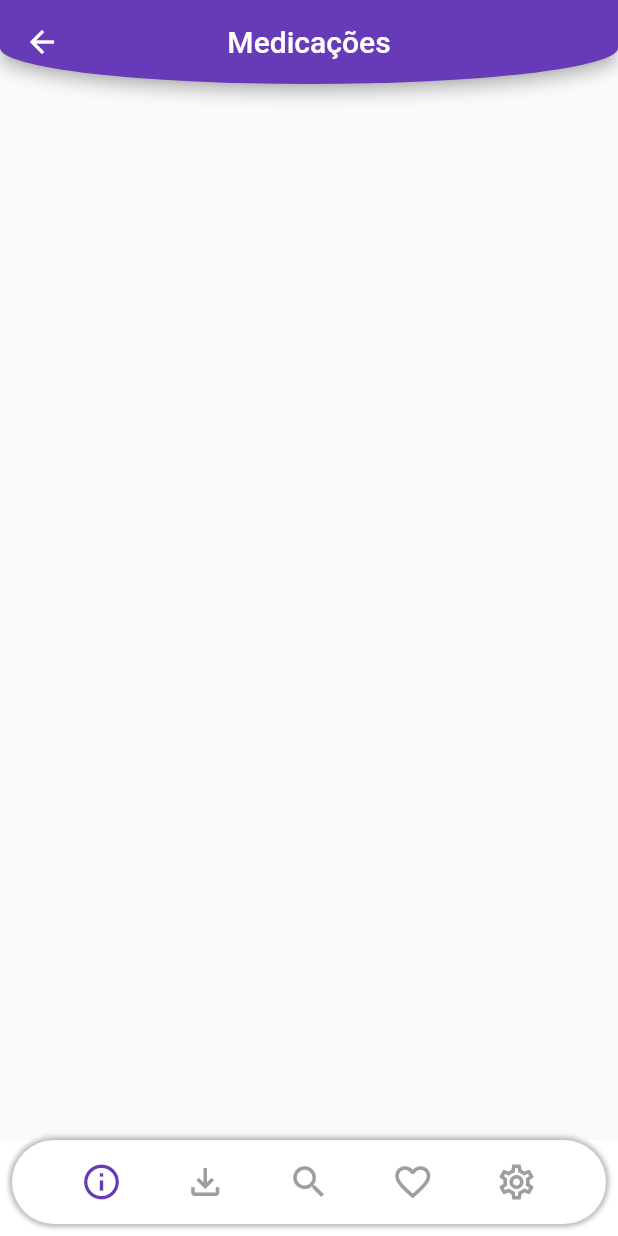
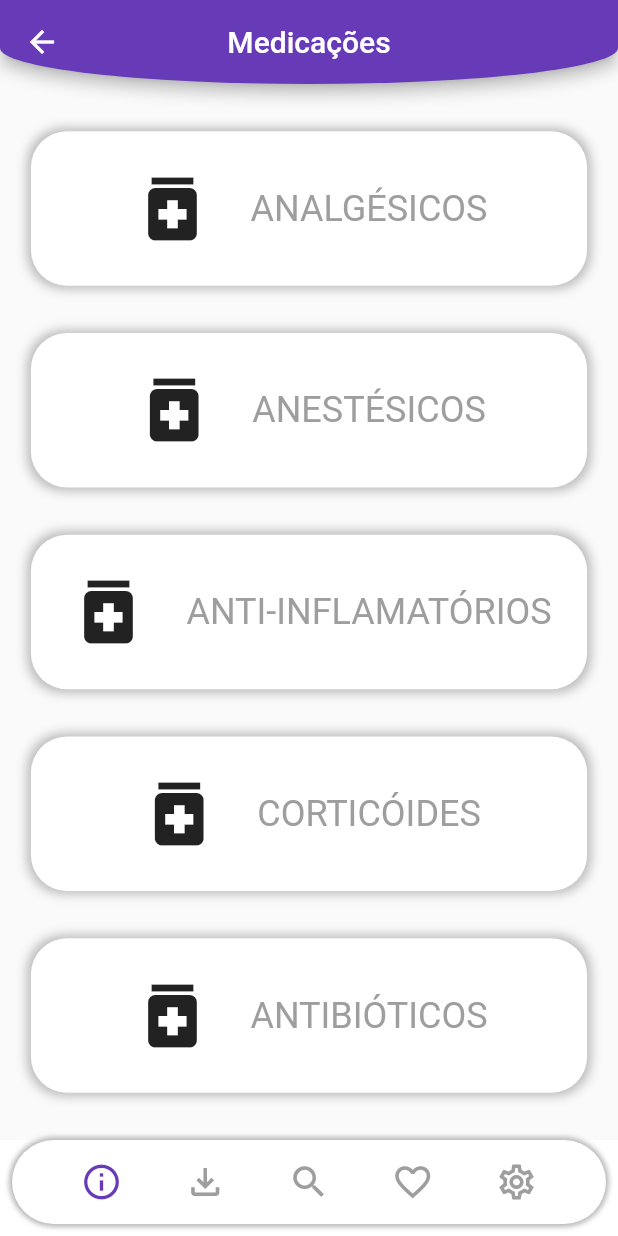
Before and after one commit to anselmoparente/Farmacoped, a Flutter app: the MainPage screen opened by its route, on a phone screen of 412 x 824 dp. Run offline on Flutter 3.47's test engine with Material 2 defaults, Android fonts, the light colour scheme and no system bars; our stand-ins replace get, smooth_page_indicator.

Commit message:
Update type medication page

```diff
--- a/lib/ui/main_page/main_page.dart
+++ b/lib/ui/main_page/main_page.dart
@@ -1,6 +1,6 @@
 import 'package:farmacoped/ui/downloaded_medication/downloaded_medication.dart';
 import 'package:farmacoped/ui/favorites_page/favorites_page.dart';
-import 'package:farmacoped/ui/medication_page/medication_page.dart';
+import 'package:farmacoped/ui/type_medication_page/type_medication_page.dart';
 import 'package:farmacoped/ui/search_page/search_page.dart';
 import 'package:flutter/material.dart';
 import 'package:get/get.dart';
@@ -20,7 +20,7 @@ class MainPage extends GetView<MainController> {
         controller: pageController,
         physics: const NeverScrollableScrollPhysics(),
         children: [
-          const MedicationPage(),
+          const TypeMedicationPage(),
           const DownloadedMedication(),
           const SearchPage(),
           const FavoritePage(),
--- a/lib/ui/medication_page/medication_page.dart
+++ /dev/null
@@ -1,22 +0,0 @@
-import 'package:flutter/material.dart';
-import 'package:get/get.dart';
-
-class MedicationPage extends StatelessWidget {
-  const MedicationPage({super.key});
-
-  @override
-  Widget build(BuildContext context) {
-    return Scaffold(
-      appBar: AppBar(
-        centerTitle: true,
-        title: const Text('Medicações'),
-        backgroundColor: Colors.deepPurple,
-        shape: RoundedRectangleBorder(
-          borderRadius: BorderRadius.vertical(
-            bottom: Radius.elliptical(Get.width, 48.0),
-          ),
-        ),
-      ),
-    );
-  }
-}
--- /dev/null
+++ b/lib/ui/type_medication_page/type_medication_page.dart
@@ -0,0 +1,61 @@
+import 'dart:developer';
+
+import 'package:farmacoped/ui/type_medication_page/widgets/type_medication.dart';
+import 'package:flutter/material.dart';
+import 'package:get/get.dart';
+
+class TypeMedicationPage extends StatelessWidget {
+  const TypeMedicationPage({super.key});
+
+  @override
+  Widget build(BuildContext context) {
+    return Scaffold(
+      appBar: AppBar(
+        centerTitle: true,
+        title: const Text('Medicações'),
+        backgroundColor: Colors.deepPurple,
+        shape: RoundedRectangleBorder(
+          borderRadius: BorderRadius.vertical(
+            bottom: Radius.elliptical(Get.width, 48.0),
+          ),
+        ),
+      ),
+      body: SizedBox(
+        width: Get.width,
+        child: Column(
+          mainAxisAlignment: MainAxisAlignment.spaceEvenly,
+          crossAxisAlignment: CrossAxisAlignment.center,
+          children: [
+            TypeMedication(
+              title: 'Analgésicos',
+              image: '',
+              onTap: () {
+                log('salve');
+              },
+            ),
+            TypeMedication(
+              title: 'Anestésicos',
+              image: '',
+              onTap: () {},
+            ),
+            TypeMedication(
+              title: 'Anti-inflamatórios',
+              image: '',
+              onTap: () {},
+            ),
+            TypeMedication(
+              title: 'Corticóides',
+              image: '',
+              onTap: () {},
+            ),
+            TypeMedication(
+              title: 'Antibióticos',
+              image: '',
+              onTap: () {},
+            ),
+          ],
+        ),
+      ),
+    );
+  }
+}
--- /dev/null
+++ b/lib/ui/type_medication_page/widgets/type_medication.dart
@@ -0,0 +1,54 @@
+import 'package:flutter/material.dart';
+import 'package:get/get.dart';
+
+class TypeMedication extends StatelessWidget {
+  final String title;
+  final String image;
+  final void Function()? onTap;
+
+  const TypeMedication({
+    required this.title,
+    required this.image,
+    required this.onTap,
+    super.key,
+  });
+
+  @override
+  Widget build(BuildContext context) {
+    return GestureDetector(
+      onTap: onTap,
+      child: Container(
+        height: Get.height * 0.125,
+        width: Get.width * 0.9,
+        decoration: const BoxDecoration(
+          color: Colors.white,
+          borderRadius: BorderRadius.all(
+            Radius.circular(24.0),
+          ),
+          boxShadow: [
+            BoxShadow(
+              color: Color.fromARGB(255, 186, 186, 186),
+              blurRadius: 5.0,
+              spreadRadius: 2.0,
+              offset: Offset(0.0, 0.0),
+            )
+          ],
+        ),
+        child: Center(
+          child: Wrap(
+            alignment: WrapAlignment.center,
+            crossAxisAlignment: WrapCrossAlignment.center,
+            spacing: 24,
+            children: [
+              const Icon(Icons.medication, size: 56),
+              Text(
+                title.toUpperCase(),
+                style: const TextStyle(color: Colors.grey, fontSize: 24),
+              ),
+            ],
+          ),
+        ),
+      ),
+    );
+  }
+}
```
